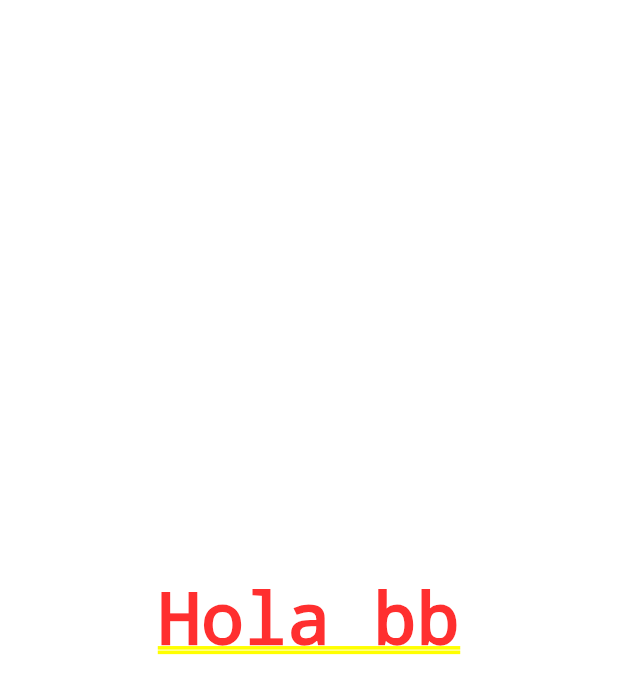
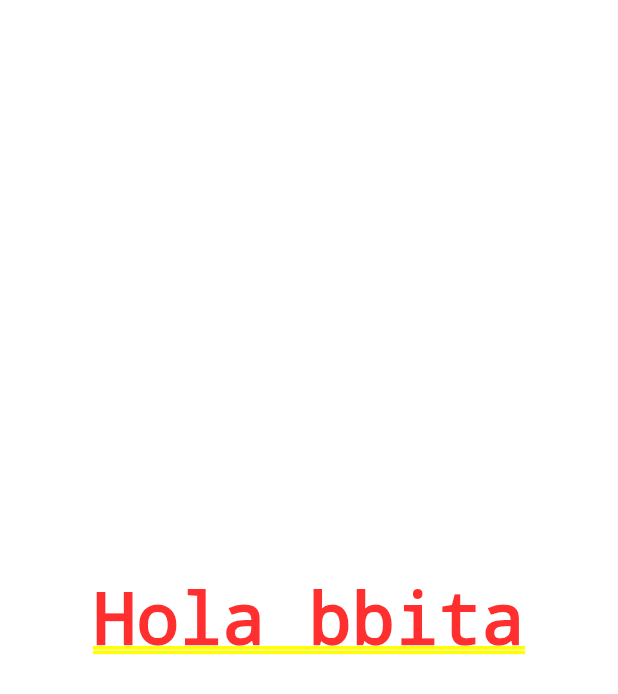
Before and after one commit to brayan99bc/contador-flutter, a Flutter app: the screen it shows after launch, on a phone screen of 412 x 824 dp. Shown: the top 694 px of the screen. Run offline on Flutter 3.47's test engine with Material 2 defaults, Android fonts, the phone set to English and light mode, and no system bars.

Commit message:
cambie solo el texto a imprimir

```diff
--- a/lib/main.dart
+++ b/lib/main.dart
@@ -15,7 +15,7 @@ class MyApp extends StatelessWidget{
   Widget build( context ) {
     return MaterialApp(
       home: Center(
-        child: Text('Hola bb'),
+        child: Text('Hola bbita'),
       ),
     );
 
```
